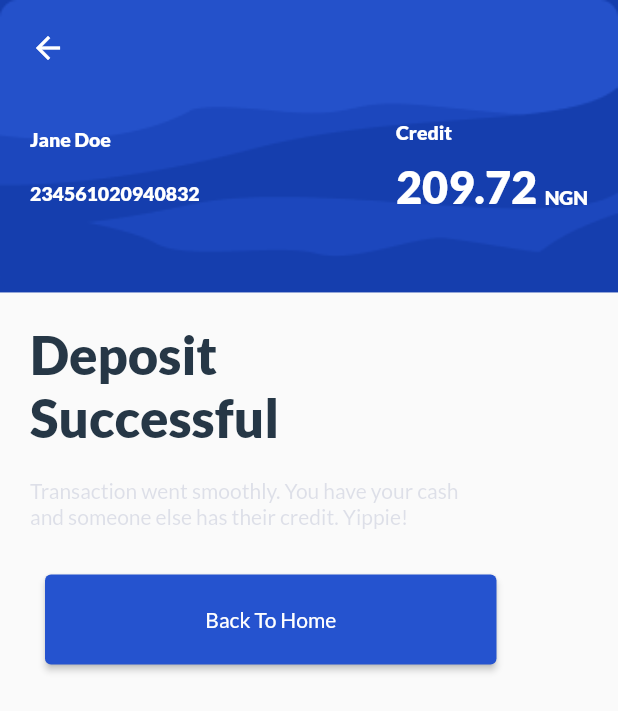
After one commit to sobuur0/super_agent_with_flutter, a Flutter app: the DepositSuccessfulPage screen opened directly, on a phone screen of 412 x 824 dp. The commit adds this screen. Shown: the top 711 px of the screen. Run offline on Flutter 3.47's test engine with Material 2 defaults, Android fonts, the phone set to English and light mode, and no system bars; our stand-ins replace google_fonts.

Commit message:
implemented deposit successful page

```diff
--- /dev/null
+++ b/lib/presentation/pages/deposit_successful_page.dart
@@ -0,0 +1,157 @@
+import 'package:flutter/material.dart';
+import 'package:flutter/cupertino.dart';
+import 'package:super_agent_with_flutter/constants/app_styles.dart';
+import 'package:super_agent_with_flutter/presentation/widgets/widget_action_button.dart';
+
+class DepositSuccessfulPage extends StatefulWidget {
+  const DepositSuccessfulPage({Key? key}) : super(key: key);
+
+  @override
+  _DepositSuccessfulPageState createState() => _DepositSuccessfulPageState();
+}
+
+class _DepositSuccessfulPageState extends State<DepositSuccessfulPage> {
+  @override
+  Widget build(BuildContext context) {
+    return Scaffold(
+      body: SafeArea(
+        child: Column(
+          crossAxisAlignment: CrossAxisAlignment.start,
+          children: <Widget>[
+            Container(
+              color: Color(0xFF153EAE),
+              child: Stack(
+                children: <Widget>[
+                  Image.asset(
+                    'assets/images/card.png',
+                    fit: BoxFit.fitWidth,
+                    width: 600,
+                  ),
+                  Padding(
+                    padding: const EdgeInsets.all(20.0),
+                    child: Column(
+                      children: <Widget>[
+                        InkWell(
+                          onTap: () {
+                            Navigator.pop(context);
+                          },
+                          child: Icon(
+                            Icons.arrow_back,
+                            color: Colors.white,
+                          ),
+                        ),
+                      ],
+                    ),
+                  ),
+                  Padding(
+                    padding: const EdgeInsets.fromLTRB(20, 80, 20, 0),
+                    child: Row(
+                      mainAxisAlignment: MainAxisAlignment.spaceBetween,
+                      children: <Widget>[
+                        Column(
+                          crossAxisAlignment: CrossAxisAlignment.start,
+                          mainAxisAlignment: MainAxisAlignment.start,
+                          children: <Widget>[
+                            Text(
+                              'Jane Doe',
+                              style: AppStyles.latoBold(
+                                color: Colors.white,
+                                size: 13,
+                              ),
+                            ),
+                            SizedBox(
+                              height: 20,
+                            ),
+                            Text(
+                              '234561020940832',
+                              style: AppStyles.latoBold(
+                                color: Colors.white,
+                                size: 13,
+                              ),
+                            ),
+                          ],
+                        ),
+                        Column(
+                          crossAxisAlignment: CrossAxisAlignment.start,
+                          children: <Widget>[
+                            Text(
+                              'Credit',
+                              style: AppStyles.latoBold(
+                                color: Colors.white,
+                                size: 13,
+                              ),
+                            ),
+                            SizedBox(
+                              height: 10,
+                            ),
+                            Row(
+                              children: [
+                                Text(
+                                  '209.72',
+                                  style: AppStyles.latoBold(
+                                      color: Colors.white, size: 30),
+                                ),
+                                SizedBox(
+                                  width: 5,
+                                ),
+                                Padding(
+                                  padding:
+                                      const EdgeInsets.fromLTRB(0, 15, 0, 0),
+                                  child: Text(
+                                    'NGN',
+                                    style: AppStyles.latoBold(
+                                      color: Colors.white,
+                                      size: 13,
+                                    ),
+                                  ),
+                                ),
+                              ],
+                            ),
+                          ],
+                        ),
+                      ],
+                    ),
+                  ),
+                ],
+              ),
+            ),
+            Padding(
+              padding: const EdgeInsets.symmetric(
+                horizontal: 20.0,
+                vertical: 20.0,
+              ),
+              child: Text(
+                'Deposit\nSuccessful',
+                style: AppStyles.latoBold(
+                  color: Color(0xFF263746),
+                  size: 35.0,
+                ),
+              ),
+            ),
+            Padding(
+              padding: const EdgeInsets.symmetric(horizontal: 20.0),
+              child: Text(
+                'Transaction went smoothly. You have your cash \nand someone else has their credit. Yippie!',
+                style: AppStyles.latoRegular(
+                  color: Color(0xFF26374680),
+                  size: 14.0,
+                ),
+              ),
+            ),
+            Padding(
+              padding: const EdgeInsets.symmetric(
+                horizontal: 30.0,
+                vertical: 30.0,
+              ),
+              child: ActionButton(
+                buttonText: 'Back To Home',
+                onTap: () {},
+                buttonColor: Color(0xFF2553CF),
+              ),
+            ),
+          ],
+        ),
+      ),
+    );
+  }
+}
--- a/lib/presentation/pages/deposit_transactions.dart
+++ b/lib/presentation/pages/deposit_transactions.dart
@@ -1,6 +1,7 @@
 import 'package:flutter/material.dart';
 import 'package:flutter/cupertino.dart';
 import 'package:super_agent_with_flutter/constants/app_styles.dart';
+import 'package:super_agent_with_flutter/presentation/pages/deposit_successful_page.dart';
 import 'package:super_agent_with_flutter/presentation/widgets/cancel_deposit_dialog.dart';
 import 'package:super_agent_with_flutter/presentation/widgets/widget_action_button.dart';
 
@@ -174,7 +175,14 @@ class _DepositTransactionsPageState extends State<DepositTransactionsPage> {
                     horizontal: 30.0, vertical: 15.0),
                 child: ActionButton(
                   buttonText: 'Deposit',
-                  onTap: () {},
+                  onTap: () {
+                    Navigator.push(
+                      context,
+                      MaterialPageRoute(
+                        builder: (context) => DepositSuccessfulPage(),
+                      ),
+                    );
+                  },
                   buttonColor: Color(0xFF4D5F8D),
                 ),
               ),
```
